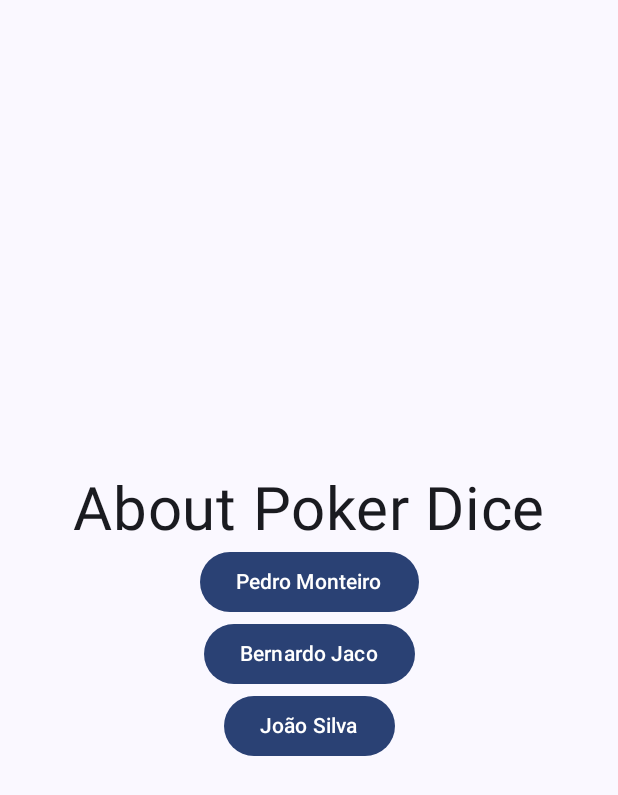
After one commit to JoaoSilvaIT/PokerDice-Mobile, an Android app built with Jetpack Compose: the composable AboutScreen shown on its own in the app's theme, on a phone screen of 412 x 824 dp. The commit adds this screen. Shown: the top 795 px of the screen. Run offline under Robolectric (Android 15) with nearby library versions, the phone set to English and light mode, and no system bars.

Commit message:
about done

```diff
--- a/app/src/main/AndroidManifest.xml
+++ b/app/src/main/AndroidManifest.xml
@@ -22,6 +22,8 @@
                 <category android:name="android.intent.category.LAUNCHER" />
             </intent-filter>
         </activity>
+        <activity android:name=".about.AboutActivity"
+            android:exported="false" />
     </application>
 
 </manifest>
--- a/app/src/main/java/com/pdm/pokerdice/TitleScreen.kt
+++ b/app/src/main/java/com/pdm/pokerdice/TitleScreen.kt
@@ -24,13 +24,13 @@ enum class TitleScreenActions{
 }
 @Composable
 fun TitleScreen(
-    mod: Modifier,
+    modifier: Modifier,
     onNavigate: (TitleScreenActions) -> Unit = {}
 ) {
     Column(
         horizontalAlignment = Alignment.CenterHorizontally,
         verticalArrangement = Arrangement.Center,
-        modifier = mod.fillMaxSize()
+        modifier = modifier.fillMaxSize()
     ) {
         Row(
             horizontalArrangement = Arrangement.Center,
--- /dev/null
+++ b/app/src/main/java/com/pdm/pokerdice/about/AboutScreen.kt
@@ -0,0 +1,42 @@
+package com.pdm.pokerdice.about
+
+import androidx.compose.foundation.layout.Arrangement
+import androidx.compose.foundation.layout.Column
+import androidx.compose.foundation.layout.fillMaxSize
+import androidx.compose.material3.Button
+import androidx.compose.material3.Text
+import androidx.compose.runtime.Composable
+import androidx.compose.ui.Alignment
+import androidx.compose.ui.Modifier
+import androidx.compose.ui.tooling.preview.Preview
+import androidx.compose.ui.unit.sp
+
+sealed class AboutNavigation {
+    class Creator(val destination: String) : AboutNavigation()
+}
+
+@Composable
+fun AboutScreen(mod: Modifier, onNavigate: (AboutNavigation) -> Unit = {}) {
+    Column(
+        horizontalAlignment = Alignment.CenterHorizontally,
+        modifier = mod.fillMaxSize(),
+        verticalArrangement = Arrangement.Center
+    ){
+        Text("About Poker Dice", fontSize = 40.sp)
+        Button(onClick = {onNavigate(AboutNavigation.Creator("https://github.com/pedrowlv"))}){
+            Text("Pedro Monteiro")
+        }
+        Button(onClick = {onNavigate(AboutNavigation.Creator("https://github.com/jacaoo"))}){
+            Text("Bernardo Jaco")
+        }
+        Button(onClick = {onNavigate(AboutNavigation.Creator("https://github.com/JoaoSilvaIT"))}){
+            Text("João Silva")
+        }
+    }
+}
+
+@Preview
+@Composable
+fun aboutPreview() {
+    AboutScreen(Modifier)
+}
```
Also changed, not shown: app/src/main/java/com/pdm/pokerdice/MainActivity.kt (+15 -22 lines), app/src/main/java/com/pdm/pokerdice/about/AboutActivity.kt (+43 -0 lines).
